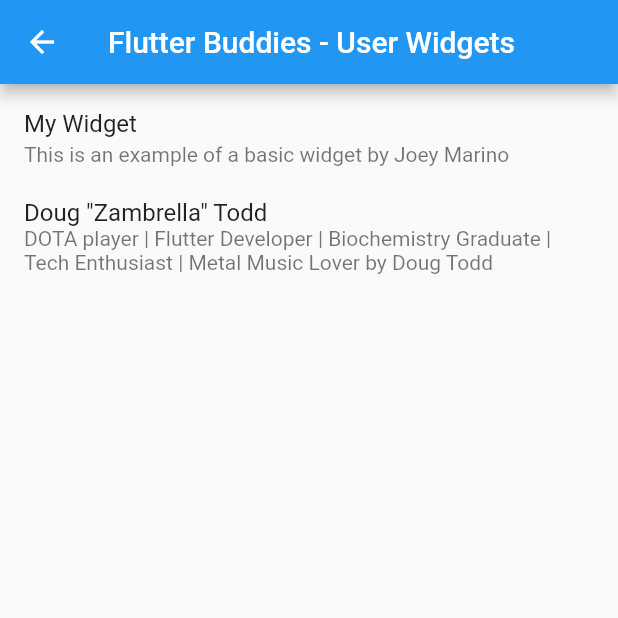
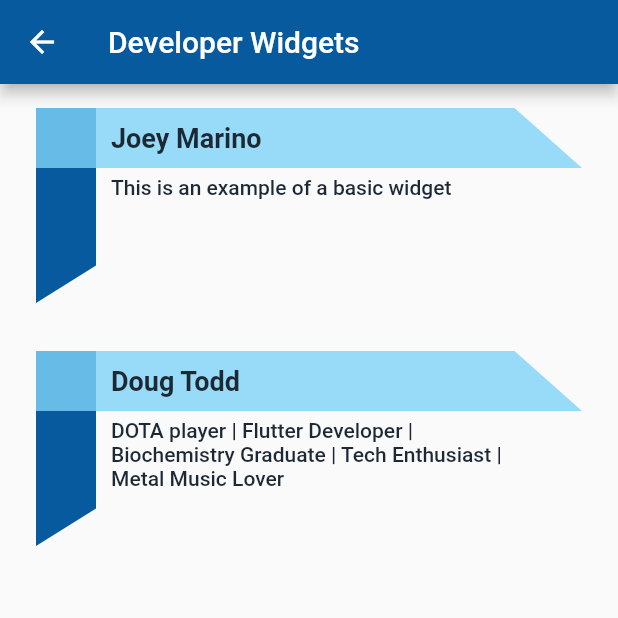
Before and after one commit to Flutter-Buddies/App, a Flutter app: the screen it shows after launch, after a tap on "User Widgets", on a phone screen of 412 x 824 dp, the top half of it. Run offline on Flutter 3.47's test engine with Material 2 defaults, Android fonts, the phone set to English and light mode, and no system bars; our stand-ins replace font_awesome_flutter.

Commit message:
developer list page v1 complete

```diff
--- a/lib/constants/app_constants.dart
+++ b/lib/constants/app_constants.dart
@@ -0,0 +1,7 @@
+import 'package:flutter/material.dart';
+
+//* colours
+const Color kLightBlue = Color(0xffF5FCFE);
+const Color kBlue = Color(0xff7ED3F9);
+const Color kDarkBlue = Color(0xff065A9D);
+const Color kVeryDarkBlue = Color(0xff1C2834);
--- a/lib/modules/screens/user_widgets_screen.dart
+++ b/lib/modules/screens/user_widgets_screen.dart
@@ -1,4 +1,5 @@
 import 'package:flutter/material.dart';
+import 'package:flutter_buddies/constants/app_constants.dart';
 import 'package:flutter_buddies/widgets/user_widgets/user_widgets.dart';
 //import 'package:flutter_buddies/widgets/user_widgets/widget_info.dart';
 
@@ -11,15 +12,14 @@
     return SafeArea(
       child: Scaffold(
         appBar: AppBar(
-          title: Text('Flutter Buddies - User Widgets'),
+          backgroundColor: kDarkBlue,
+          title: Text('Developer Widgets'),
         ),
         body: ListView.builder(
           itemCount: widgetInfoList.length,
           itemBuilder: (context, index) {
-            return ListTile(
-              title: Text(widgetInfoList[index].name),
-              subtitle: Text(
-                  "${widgetInfoList[index].description} by ${widgetInfoList[index].developer}"),
+            return InkWell(
+              splashColor: Colors.transparent,
               onTap: () {
                 Navigator.push(
                   context,
@@ -28,6 +28,10 @@
                   ),
                 );
               },
+              child: DeveloperCard(
+                developerName: widgetInfoList[index].developer,
+                developerDescription: widgetInfoList[index].description,
+              ),
             );
           },
         ),
@@ -35,3 +39,101 @@
     );
   }
 }
+
+class DeveloperCard extends StatelessWidget {
+  final String developerName;
+  final String developerDescription;
+  DeveloperCard({this.developerName, this.developerDescription});
+  @override
+  Widget build(BuildContext context) {
+    return Container(
+      // Sets the overall height of the 'card'
+      height: 130,
+      margin: EdgeInsets.symmetric(horizontal: 24, vertical: 16),
+      // Stacks the 2 painters, and the body text
+      // The developer name is part of the top custom painter widget to make alignment easier
+      // Stacks render bottom to top
+      child: Stack(
+        children: [
+          RotatedBox(
+            quarterTurns: 1,
+            child: SizedBox(
+              height: 40,
+              // Fill the width of the container
+              width: double.infinity,
+              child: CustomPaint(
+                painter: AngledLine(shapeColor: kDarkBlue, version: 'Side'),
+              ),
+            ),
+          ),
+          SizedBox(
+            height: 40,
+            width: double.infinity,
+            child: CustomPaint(
+              painter: AngledLine(
+                shapeColor: kBlue.withOpacity(0.8),
+                version: 'Top',
+              ),
+              child: Align(
+                alignment: Alignment.centerLeft,
+                child: Padding(
+                  padding: const EdgeInsets.only(left: 50),
+                  child: Text(
+                    developerName,
+                    style: TextStyle(
+                        color: kVeryDarkBlue,
+                        fontSize: 18,
+                        fontWeight: FontWeight.bold),
+                  ),
+                ),
+              ),
+            ),
+          ),
+          Padding(
+            padding: const EdgeInsets.only(left: 50, top: 45, right: 45),
+            child: Text(
+              developerDescription,
+              maxLines: 3,
+              overflow: TextOverflow.ellipsis,
+              style:
+                  TextStyle(color: kVeryDarkBlue, fontWeight: FontWeight.w500),
+            ),
+          ),
+        ],
+      ),
+    );
+  }
+}
+
+class AngledLine extends CustomPainter {
+  final Color shapeColor;
+  final String version;
+
+  AngledLine({this.shapeColor, this.version});
+  @override
+  void paint(Canvas canvas, Size size) {
+    // Initialise the painter
+    final paint = Paint();
+
+    // Set the colour of the painter
+    paint.color = shapeColor;
+
+    // Initialise the path
+    var path = Path();
+
+    // Draw the outline of the shape
+    path.lineTo(0, size.height);
+    path.lineTo(size.width, size.height);
+    // Change the 'angle' depending on what side the shape is drawn
+    path.lineTo(size.width - (version == 'Top' ? 45 : 25), 0);
+    path.close();
+
+    // Tell the canvas to draw the path
+    canvas.drawPath(path, paint);
+  }
+
+  @override
+  bool shouldRepaint(covariant CustomPainter oldDelegate) {
+    return false;
+  }
+}
```
